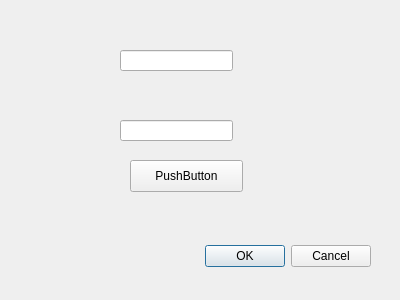
The window that lockscreen.ui (jwdeitch/simplesafe) describes before a commit, drawn with Qt 5.
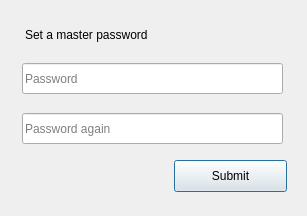
The same window after the commit.

```diff
--- a/lockscreen.ui
+++ b/lockscreen.ui
@@ -6,60 +6,63 @@
    <rect>
     <x>0</x>
     <y>0</y>
-    <width>400</width>
-    <height>300</height>
+    <width>307</width>
+    <height>216</height>
    </rect>
   </property>
   <property name="windowTitle">
    <string>Dialog</string>
   </property>
-  <widget class="QDialogButtonBox" name="buttonBox">
-   <property name="geometry">
-    <rect>
-     <x>30</x>
-     <y>240</y>
-     <width>341</width>
-     <height>32</height>
-    </rect>
-   </property>
-   <property name="orientation">
-    <enum>Qt::Horizontal</enum>
-   </property>
-   <property name="standardButtons">
-    <set>QDialogButtonBox::Cancel|QDialogButtonBox::Ok</set>
-   </property>
-  </widget>
   <widget class="QLineEdit" name="password1">
    <property name="geometry">
     <rect>
-     <x>120</x>
-     <y>50</y>
-     <width>113</width>
-     <height>21</height>
+     <x>22</x>
+     <y>63</y>
+     <width>261</width>
+     <height>31</height>
     </rect>
    </property>
+   <property name="placeholderText">
+    <string>Password</string>
+   </property>
   </widget>
   <widget class="QLineEdit" name="password2">
    <property name="geometry">
     <rect>
-     <x>120</x>
-     <y>120</y>
-     <width>113</width>
-     <height>21</height>
+     <x>22</x>
+     <y>113</y>
+     <width>261</width>
+     <height>31</height>
     </rect>
    </property>
+   <property name="placeholderText">
+    <string>Password again</string>
+   </property>
   </widget>
   <widget class="QPushButton" name="pushButton">
    <property name="geometry">
     <rect>
-     <x>130</x>
+     <x>174</x>
      <y>160</y>
      <width>113</width>
      <height>32</height>
     </rect>
    </property>
    <property name="text">
-    <string>PushButton</string>
+    <string>Submit</string>
+   </property>
+  </widget>
+  <widget class="QLabel" name="mstrPwdNoticeLbl">
+   <property name="geometry">
+    <rect>
+     <x>25</x>
+     <y>15</y>
+     <width>151</width>
+     <height>41</height>
+    </rect>
+   </property>
+   <property name="text">
+    <string>&lt;html&gt;&lt;head/&gt;&lt;body&gt;&lt;p&gt;Set a master password&lt;/p&gt;&lt;/body&gt;&lt;/html&gt;</string>
    </property>
   </widget>
  </widget>
```
Left out of the diff: 37 changed lines with no effect on the pictures.
